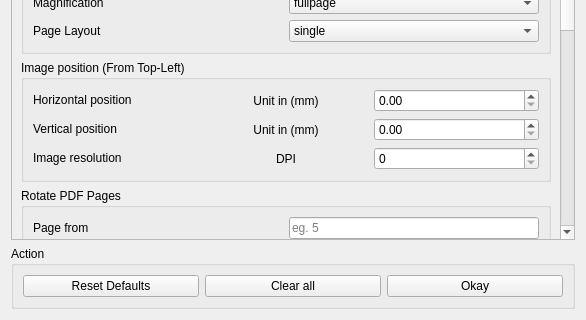
This is src/advance_setting.ui in rishabh3354/JPG2PDF as Qt 5 draws it before an edit; both pictures show x 0 to 586 and y 296 to 616 of the 586 by 616 pixel window. The edited form follows.
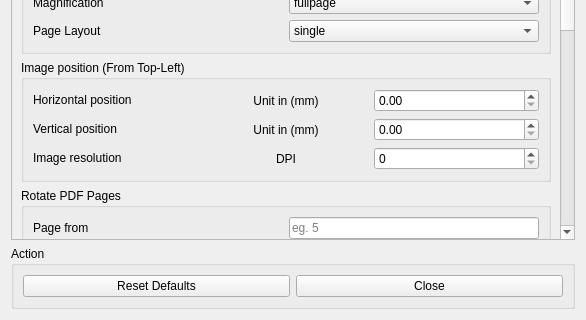
This is the edited form.

What changed in the file:
```diff
--- a/src/advance_setting.ui
+++ b/src/advance_setting.ui
@@ -942,20 +942,6 @@
        <layout class="QVBoxLayout" name="verticalLayout_14">
         <item>
          <layout class="QGridLayout" name="gridLayout_26">
-          <item row="0" column="1">
-           <widget class="QPushButton" name="clear_all_settings">
-            <property name="text">
-             <string>Clear all</string>
-            </property>
-           </widget>
-          </item>
-          <item row="0" column="3">
-           <widget class="QPushButton" name="okay">
-            <property name="text">
-             <string>Okay</string>
-            </property>
-           </widget>
-          </item>
           <item row="0" column="0">
            <widget class="QPushButton" name="reset_defaults">
             <property name="text">
@@ -963,6 +949,13 @@
             </property>
            </widget>
           </item>
+          <item row="0" column="2">
+           <widget class="QPushButton" name="okay">
+            <property name="text">
+             <string>Close</string>
+            </property>
+           </widget>
+          </item>
          </layout>
         </item>
        </layout>
```
Left out of the diff: 2 changed lines with no effect on the pictures.
